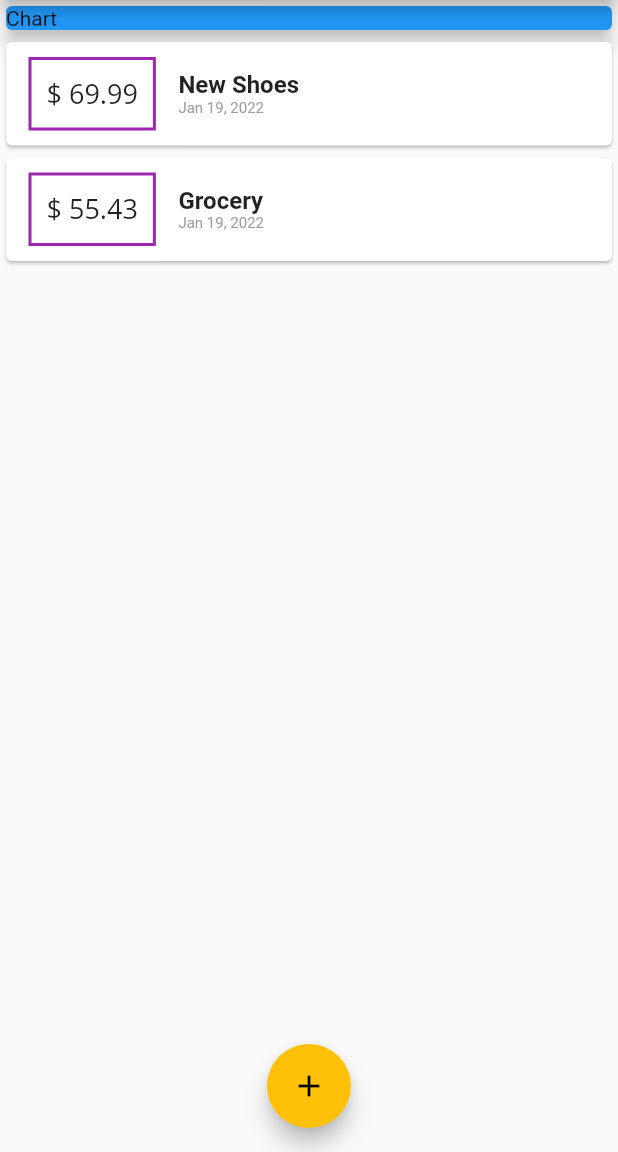
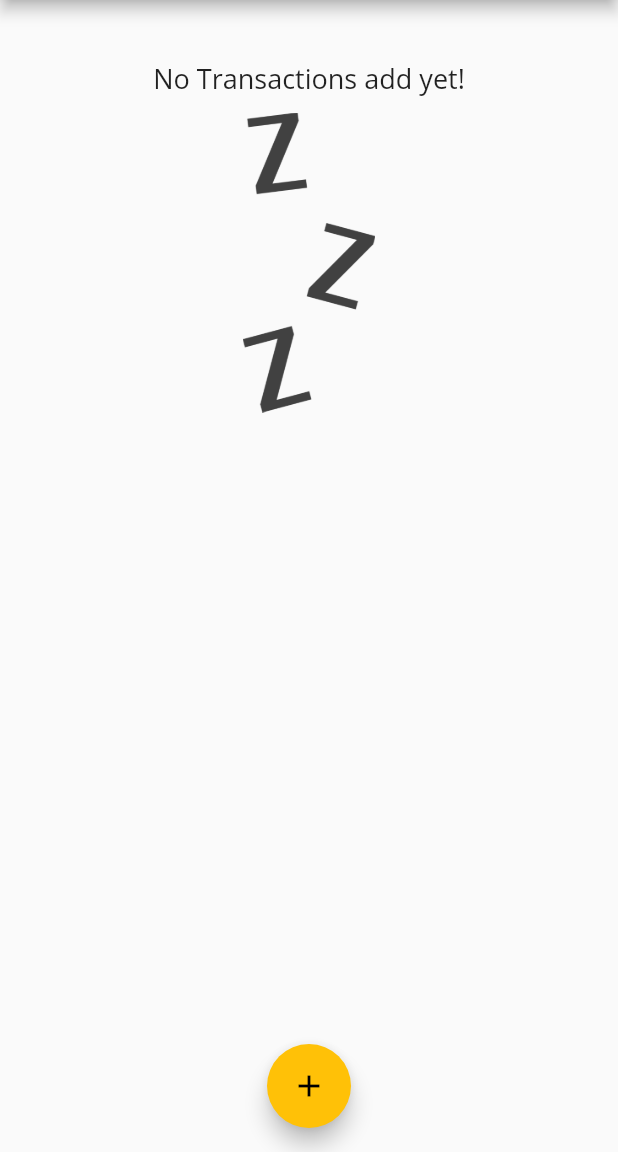
Before and after one commit to aqeelahlam/personal_expense_app, a Flutter app: the screen it shows after launch, on a phone screen of 412 x 824 dp, the part 84-1236 px from its top. Run offline on Flutter 3.47's test engine with Material 2 defaults, Android fonts, the phone set to English and light mode, and no system bars.

Commit message:
Adding Images and Charts

```diff
--- a/lib/main.dart
+++ b/lib/main.dart
@@ -1,4 +1,5 @@
 import 'package:flutter/material.dart';
+import '../widgets/chart.dart';
 import 'package:personal_expense_app/widgets/new_transaction.dart';
 import './widgets/transaction_list.dart';
 import 'models/transaction.dart';
@@ -40,15 +41,23 @@ class MyHomePage extends StatefulWidget {
 
 class _MyHomePageState extends State<MyHomePage> {
   final List<Transaction> _userTransaction = [
-    Transaction(
-      id: 't1',
-      title: 'New Shoes',
-      amount: 69.99,
-      date: DateTime.now(),
-    ),
-    Transaction(
-        id: 't2', title: 'Grocery', amount: 55.43, date: DateTime.now()),
+    // Transaction(
+    //   id: 't1',
+    //   title: 'New Shoes',
+    //   amount: 69.99,
+    //   date: DateTime.now(),
+    // ),
+    // Transaction(
+    // id: 't2', title: 'Grocery', amount: 55.43, date: DateTime.now()),
   ];
+
+  List<Transaction> get _recentTransactions {
+    return _userTransaction.where((tx) {
+      return tx.date.isAfter(
+        DateTime.now().subtract(Duration(days: 7)),
+      );
+    }).toList();
+  }
 
   void _addNewTransaction(String txTitle, double txAmount) {
     final newTX = Transaction(
@@ -94,13 +103,7 @@ class _MyHomePageState extends State<MyHomePage> {
             // mainAxisAlignment: MainAxisAlignment.start,
             crossAxisAlignment: CrossAxisAlignment.stretch,
             children: <Widget>[
-              Card(
-                color: Colors.blue,
-                child: Container(
-                  child: const Text("Chart"),
-                ),
-                elevation: 5,
-              ),
+              Chart(_recentTransactions),
               TransactionList(_userTransaction)
             ],
           ),
--- /dev/null
+++ b/lib/widgets/chart.dart
@@ -0,0 +1,38 @@
+import 'package:flutter/material.dart';
+import '../models/transaction.dart';
+import 'package:intl/intl.dart';
+
+class Chart extends StatelessWidget {
+  final List<Transaction> recentTransactions;
+
+  Chart(this.recentTransactions);
+
+  List<Map<String, Object>> get groupedTransactions {
+    return List.generate(7, (index) {
+      final weekDay = DateTime.now().subtract(Duration(days: index));
+
+      double totalSum = 0.0;
+
+      for (var i = 0; i < recentTransactions.length; i++) {
+        if (recentTransactions[i].date.day == weekDay.day &&
+            recentTransactions[i].date.month == weekDay.month &&
+            recentTransactions[i].date.year == weekDay.year) {
+          totalSum += recentTransactions[i].amount;
+        }
+      }
+
+      return {'day': DateFormat.E().format(weekDay), 'amount': totalSum};
+    });
+  }
+
+  @override
+  Widget build(BuildContext context) {
+    return Card(
+      elevation: 6,
+      margin: EdgeInsets.all(20),
+      child: Row(
+        children: [],
+      ),
+    );
+  }
+}
--- a/lib/widgets/transaction_list.dart
+++ b/lib/widgets/transaction_list.dart
@@ -11,7 +11,26 @@ class TransactionList extends StatelessWidget {
   Widget build(BuildContext context) {
     return Container(
       height: 300,
-      child: ListView.builder(
+      child: userTransactions.isEmpty
+          ? Column(
+              children: [
+                Text(
+                  "No Transactions add yet!",
+                  style: Theme.of(context).textTheme.headline6,
+                ),
+                SizedBox(
+                  height: 10,
+                ),
+                Container(
+                  child: Image.asset(
+                    'assets/images/waiting.png',
+                    fit: BoxFit.cover,
+                  ),
+                  height: 200,
+                )
+              ],
+            )
+          : ListView.builder(
               itemBuilder: (ctx, index) {
                 return Card(
                   child: Row(
@@ -21,11 +40,12 @@ class TransactionList extends StatelessWidget {
                           '\$ ${userTransactions[index].amount.toStringAsFixed(2)}',
                           style: Theme.of(context).textTheme.headline6,
                         ),
-                  margin:
-                      const EdgeInsets.symmetric(vertical: 10, horizontal: 15),
+                        margin: const EdgeInsets.symmetric(
+                            vertical: 10, horizontal: 15),
                         decoration: BoxDecoration(
                             border: Border.all(
-                          color: Theme.of(context).primaryColor, width: 2)),
+                                color: Theme.of(context).primaryColor,
+                                width: 2)),
                         padding: const EdgeInsets.all(10),
                       ),
                       Column(
@@ -37,8 +57,10 @@ class TransactionList extends StatelessWidget {
                                 fontWeight: FontWeight.bold, fontSize: 16),
                           ),
                           Text(
-                      DateFormat.yMMMd().format(userTransactions[index].date),
-                      style: const TextStyle(fontSize: 10, color: Colors.grey),
+                            DateFormat.yMMMd()
+                                .format(userTransactions[index].date),
+                            style: const TextStyle(
+                                fontSize: 10, color: Colors.grey),
                           )
                         ],
                       )
--- a/pubspec.yaml
+++ b/pubspec.yaml
@@ -59,8 +59,8 @@ flutter:
   uses-material-design: true
 
   # To add assets to your application, add an assets section, like this:
-  # assets:
-  #   - images/a_dot_burr.jpeg
+  assets:
+    - assets/images/waiting.png
   #   - images/a_dot_ham.jpeg
 
   # An image asset can refer to one or more resolution-specific "variants", see
```
Also changed, not shown: assets/images/waiting.png (added). Lines whose indentation alone changed are shown as unchanged.
